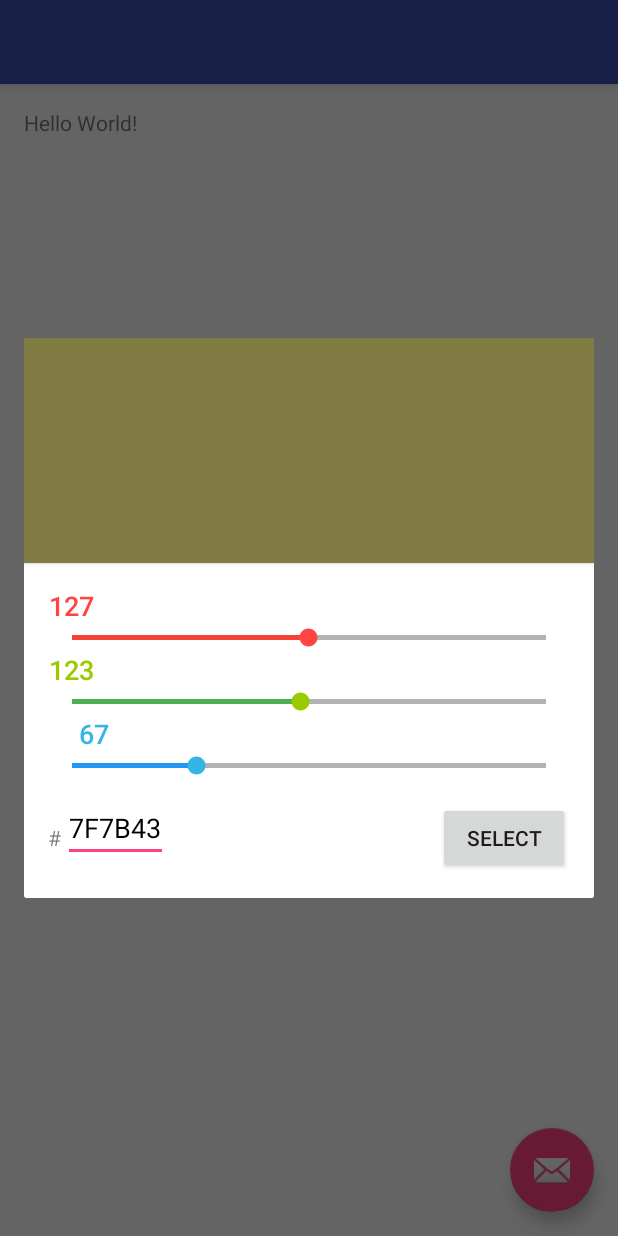
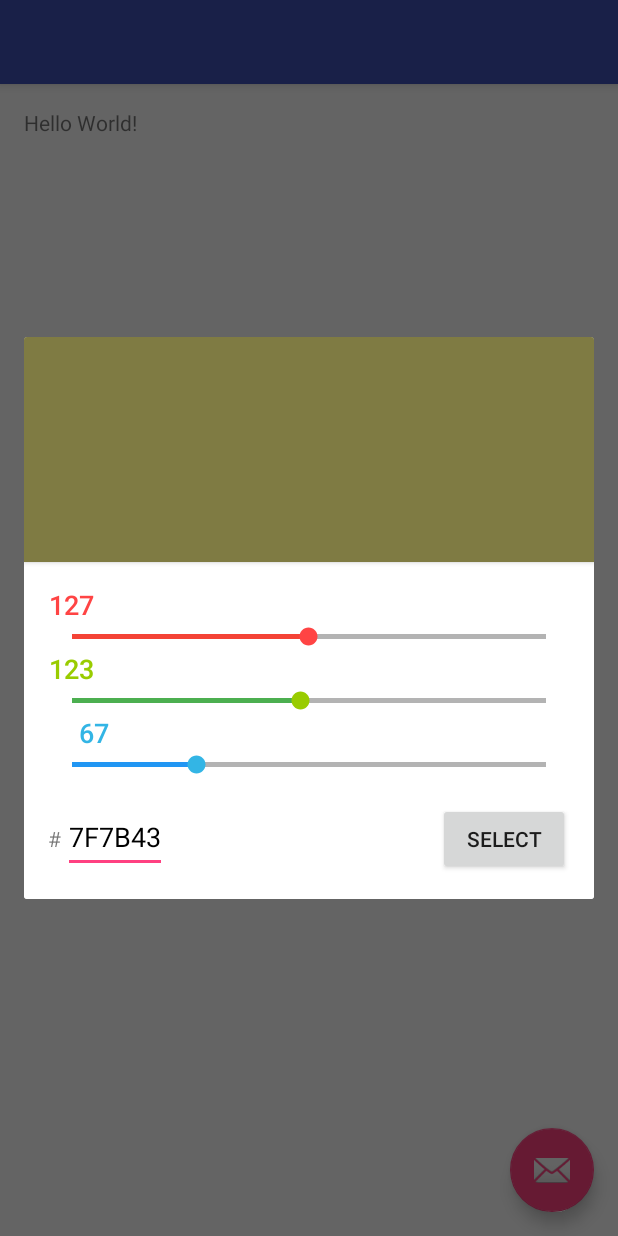
Before and after one commit to captswag/material-color-picker, an Android app: the screen it shows after launch (MainActivity), after a tap on an icon or button, on a phone screen of 412 x 824 dp. Run offline under Robolectric (Android 15) with nearby library versions, the light colour scheme and no system bars.

Commit message:
Fixes layout issues

```diff
--- a/library/src/main/res/layout-land-v21/materialcolorpicker__layout_color_picker.xml
+++ b/library/src/main/res/layout-land-v21/materialcolorpicker__layout_color_picker.xml
@@ -91,7 +91,7 @@
         <TextView
             android:id="@+id/textView"
             android:layout_width="wrap_content"
-            android:layout_height="wrap_content"
+            android:layout_height="48dp"
             android:layout_alignBaseline="@+id/codHex"
             android:layout_alignEnd="@+id/codHex"
             android:layout_alignParentStart="true"
@@ -102,16 +102,17 @@
 
         <EditText
             android:id="@id/codHex"
-            android:layout_width="70dp"
-            android:layout_height="40dp"
+            android:layout_width="wrap_content"
+            android:layout_height="48dp"
             android:layout_alignParentBottom="true"
             android:layout_alignParentStart="false"
             android:layout_marginStart="8dp"
             android:imeOptions="actionDone|actionGo|actionSend"
             android:inputType="textCapCharacters"
             android:lines="1"
-            android:maxLength="6"
             android:maxLines="1"
+            android:paddingEnd="4dp"
+            android:paddingStart="4dp"
             android:textAllCaps="false"
             android:textColor="@android:color/primary_text_light"
             android:textColorHint="@android:color/primary_text_light"
@@ -121,7 +122,7 @@
         <Button
             android:id="@+id/okColorButton"
             android:layout_width="wrap_content"
-            android:layout_height="wrap_content"
+            android:layout_height="48dp"
             android:layout_alignBaseline="@+id/codHex"
             android:layout_alignParentBottom="false"
             android:layout_alignParentEnd="true"
--- a/library/src/main/res/layout-land/materialcolorpicker__layout_color_picker.xml
+++ b/library/src/main/res/layout-land/materialcolorpicker__layout_color_picker.xml
@@ -94,7 +94,7 @@
         <TextView
             android:id="@+id/textView"
             android:layout_width="wrap_content"
-            android:layout_height="wrap_content"
+            android:layout_height="48dp"
             android:layout_alignBaseline="@+id/codHex"
             android:layout_alignEnd="@+id/codHex"
             android:layout_alignParentLeft="true"
@@ -108,8 +108,8 @@
 
         <EditText
             android:id="@+id/codHex"
-            android:layout_width="70dp"
-            android:layout_height="40dp"
+            android:layout_width="wrap_content"
+            android:layout_height="48dp"
             android:layout_alignParentBottom="true"
             android:layout_alignParentLeft="false"
             android:layout_alignParentStart="false"
@@ -119,6 +119,8 @@
             android:inputType="textCapCharacters"
             android:lines="1"
             android:maxLines="1"
+            android:paddingEnd="4dp"
+            android:paddingStart="4dp"
             android:textAllCaps="false"
             android:textColor="@android:color/primary_text_light"
             android:textColorHint="@android:color/primary_text_light"
@@ -128,7 +130,7 @@
         <Button
             android:id="@+id/okColorButton"
             android:layout_width="wrap_content"
-            android:layout_height="wrap_content"
+            android:layout_height="48dp"
             android:layout_alignBaseline="@+id/codHex"
             android:layout_alignParentBottom="false"
             android:layout_alignParentEnd="true"
--- a/library/src/main/res/layout-v21/materialcolorpicker__layout_color_picker.xml
+++ b/library/src/main/res/layout-v21/materialcolorpicker__layout_color_picker.xml
@@ -89,8 +89,8 @@
 
         <EditText
             android:id="@+id/codHex"
-            android:layout_width="70dp"
-            android:layout_height="40dp"
+            android:layout_width="wrap_content"
+            android:layout_height="48dp"
             android:layout_alignParentBottom="false"
             android:layout_alignParentStart="false"
             android:layout_below="@+id/blueSeekBar"
@@ -101,6 +101,8 @@
             android:lines="1"
             android:maxLength="6"
             android:maxLines="1"
+            android:paddingEnd="4dp"
+            android:paddingStart="4dp"
             android:textAllCaps="false"
             android:textColor="@android:color/primary_text_light"
             android:textColorHint="@android:color/primary_text_light"
@@ -110,7 +112,7 @@
         <Button
             android:id="@+id/okColorButton"
             android:layout_width="wrap_content"
-            android:layout_height="wrap_content"
+            android:layout_height="48dp"
             android:layout_alignBaseline="@+id/codHex"
             android:layout_alignParentBottom="false"
             android:layout_alignParentEnd="true"
--- a/library/src/main/res/layout/materialcolorpicker__layout_color_picker.xml
+++ b/library/src/main/res/layout/materialcolorpicker__layout_color_picker.xml
@@ -91,8 +91,8 @@
 
         <EditText
             android:id="@+id/codHex"
-            android:layout_width="75dp"
-            android:layout_height="40dp"
+            android:layout_width="wrap_content"
+            android:layout_height="48dp"
             android:layout_alignParentLeft="true"
             android:layout_alignParentStart="true"
             android:layout_below="@+id/blueSeekBar"
@@ -107,6 +107,8 @@
             android:lines="1"
             android:maxLength="6"
             android:maxLines="1"
+            android:paddingEnd="4dp"
+            android:paddingStart="4dp"
             android:textAllCaps="false"
             android:textSize="18sp"
             tools:text="123456" />
@@ -114,7 +116,7 @@
         <Button
             android:id="@+id/okColorButton"
             android:layout_width="wrap_content"
-            android:layout_height="wrap_content"
+            android:layout_height="48dp"
             android:layout_alignBaseline="@id/codHex"
             android:layout_alignParentBottom="false"
             android:layout_alignParentEnd="true"
```
